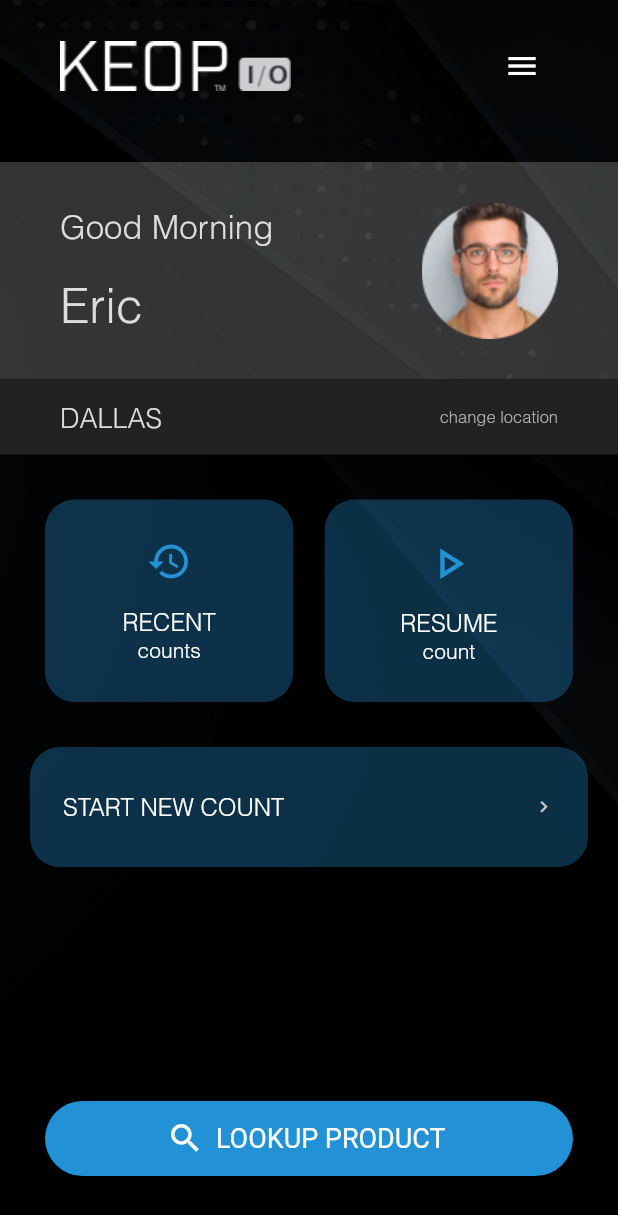
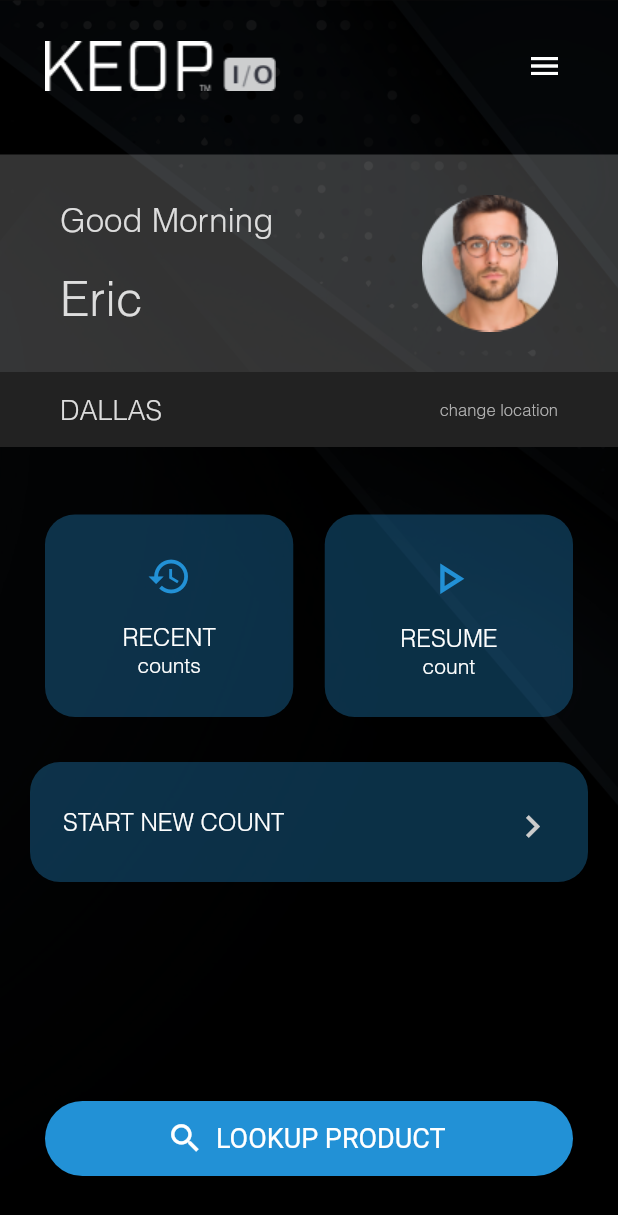
Before and after one commit to piyush85730/keop, a Flutter app: the DashboardPage screen opened by its route, on a phone screen of 412 x 824 dp. Shown: the top 1215 px of the screen. Run offline on Flutter 3.47's test engine with Material 3 defaults, Android fonts, the phone set to English and light mode, and no system bars; our stand-ins replace get.

Commit message:
Solved minor UI issues

```diff
--- a/lib/entry.dart
+++ b/lib/entry.dart
@@ -24,7 +24,7 @@ class _EntryState extends State<Entry> {
       darkTheme: darkTheme(context),
       themeMode: ThemeMode.light,
       getPages: AppPage.list,
-      initialRoute: AppRoutes.serverHandshakeRoute,
+      initialRoute: AppRoutes.signInRoute,
     );
   }
 }
--- a/lib/feature/dashboard/presentation/pages/dashboard_page.dart
+++ b/lib/feature/dashboard/presentation/pages/dashboard_page.dart
@@ -71,9 +71,9 @@ class DashboardPage extends StatelessWidget {
         Padding(
           padding: const EdgeInsets.only(
             top: 20,
-            left: 40,
-            right: 40,
-            bottom: 40,
+            left: 30,
+            right: 25,
+            bottom: 35,
           ),
           child: Row(
             mainAxisAlignment: MainAxisAlignment.spaceBetween,
@@ -93,7 +93,7 @@ class DashboardPage extends StatelessWidget {
           children: [
             const ProfileHeader(),
             const ChangeLocation(),
-            const SizedBox(height: 30),
+            const SizedBox(height: 45),
             const Counts(),
             const SizedBox(height: 30),
             GestureDetector(
--- a/lib/feature/dashboard/presentation/widgets/new_counts.dart
+++ b/lib/feature/dashboard/presentation/widgets/new_counts.dart
@@ -25,7 +25,7 @@ class NewCounts extends StatelessWidget {
           Icon(
             Icons.chevron_right,
             color: ThemeColors.clrArrow,
-            size: 15,
+            size: 30,
           ),
         ],
       ),
--- a/lib/feature/full_count/presentation/pages/full_count_page.dart
+++ b/lib/feature/full_count/presentation/pages/full_count_page.dart
@@ -42,6 +42,7 @@ class FullCountPage extends StatelessWidget {
               color: ThemeColors.clrWhite,
             ),
           ),
+          const SizedBox(width: 20),
         ],
       ),
       body: ScaffoldBackground(
--- a/lib/feature/full_count/presentation/widgets/items.dart
+++ b/lib/feature/full_count/presentation/widgets/items.dart
@@ -62,7 +62,7 @@ class Items extends StatelessWidget {
                 ),
                 SizedBox(height: 5),
                 Text(
-                  "100% ${StringConstants.strOf} 4,605",
+                  "100%${StringConstants.strOf}4,605",
                   style: TextStyle(fontSize: 12, color: ThemeColors.clrWhite),
                 ),
               ],
```
Also changed, not shown: lib/feature/sign_in/presentation/screen/sign_in_screen.dart (+22 -14 lines).
